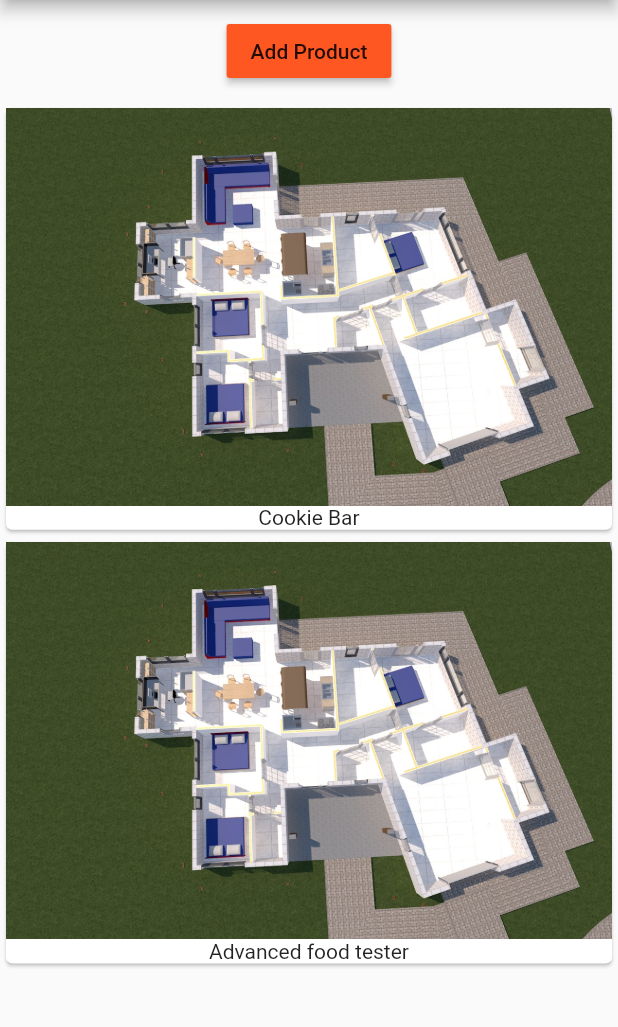
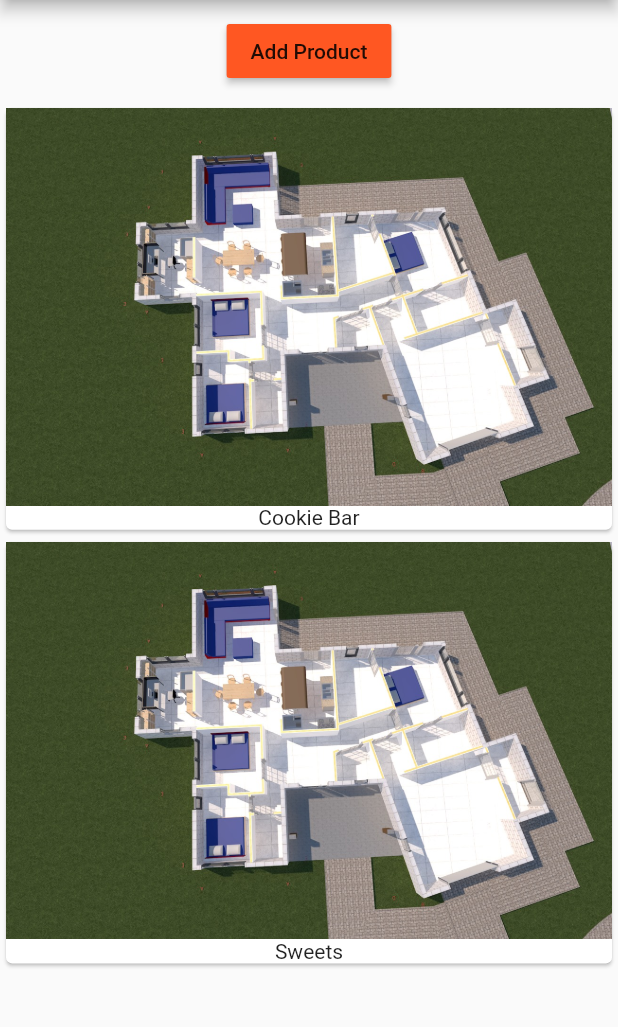
Before and after one commit to phpgeek254/Flutter-Plagground, a Flutter app: the screen it shows after launch, after a tap on "Add Product", on a phone screen of 412 x 824 dp, the part 84-1111 px from its top. Run offline on Flutter 3.47's test engine with Material 2 defaults, Android fonts, the phone set to English and light mode, and no system bars.

Commit message:
Finished module 1

```diff
--- /dev/null
+++ b/lib/product_control.dart
@@ -0,0 +1,17 @@
+import 'package:flutter/material.dart';
+
+
+class ProductControl extends StatelessWidget {
+  final Function callBack;
+  ProductControl(this.callBack);
+  @override
+    Widget build(BuildContext context) {
+      return RaisedButton(
+            color: Theme.of(context).primaryColor,
+            onPressed: () {
+              callBack('Sweets');
+            },
+            child: Text('Add Product'),
+          );
+    }
+}
--- a/lib/product_manager.dart
+++ b/lib/product_manager.dart
@@ -1,9 +1,9 @@
 import 'package:flutter/material.dart';
 
 import './products.dart';
+import './product_control.dart';
 
 class ProductManager extends StatefulWidget {
-
   final String startingProduct;
 
   ProductManager(this.startingProduct);
@@ -15,13 +15,18 @@ class ProductManager extends StatefulWidget {
 }
 
 class _ProductManagerState extends State<ProductManager> {
-
   void initState() {
     _products.add(widget.startingProduct);
     super.initState();
   }
 
-  List<String> _products = [];
+  final List<String> _products = [];
+
+  void _addNewProduct(String productName) {
+    setState(() {
+      _products.add(productName);
+    });
+  }
 
   @override
   Widget build(BuildContext context) {
@@ -29,15 +34,7 @@ class _ProductManagerState extends State<ProductManager> {
       children: [
         Container(
           margin: EdgeInsets.all(10.0),
-          child: RaisedButton(
-            color: Theme.of(context).primaryColor,
-            onPressed: () {
-              setState(() {
-                _products.add('Advanced food tester');
-              });
-            },
-            child: Text('Add Product'),
-          ),
+          child: ProductControl(_addNewProduct),
         ),
         Products(_products)
       ],
```
